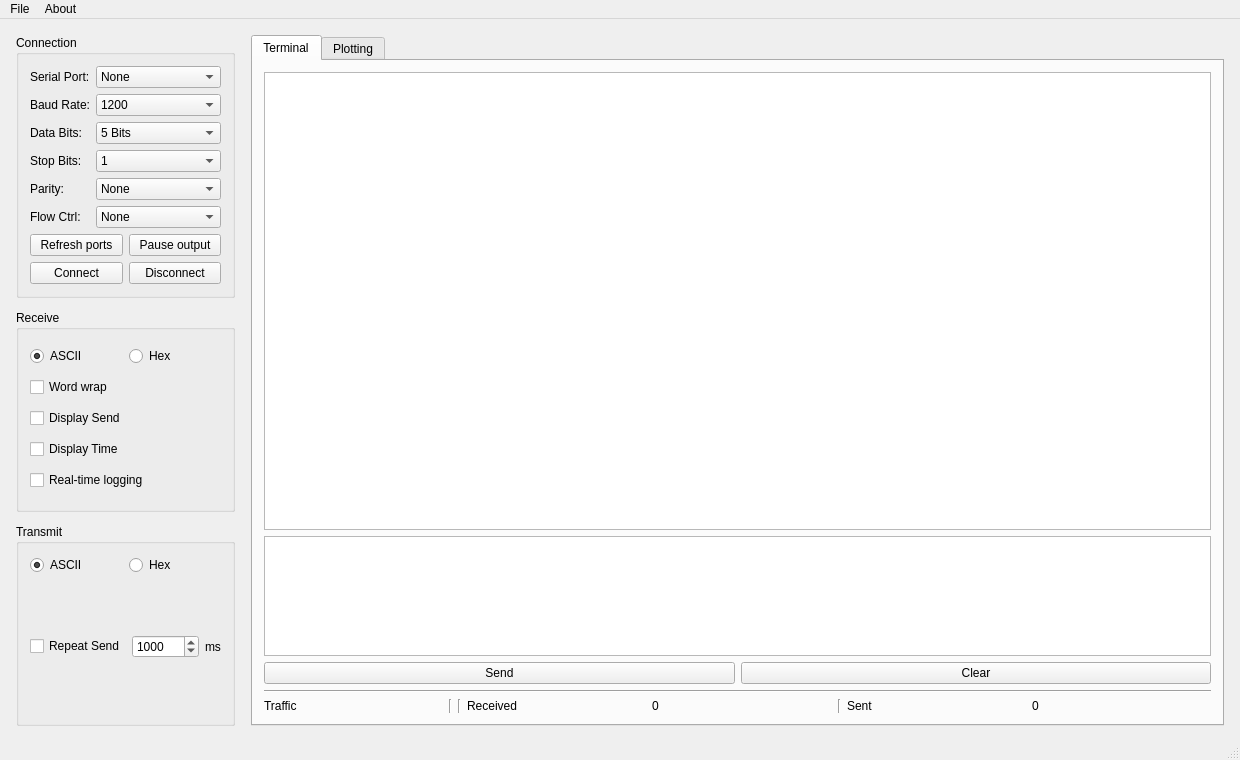
First picture: the form in serialport.ui, repository carloscn/tinyserial, before the edit.
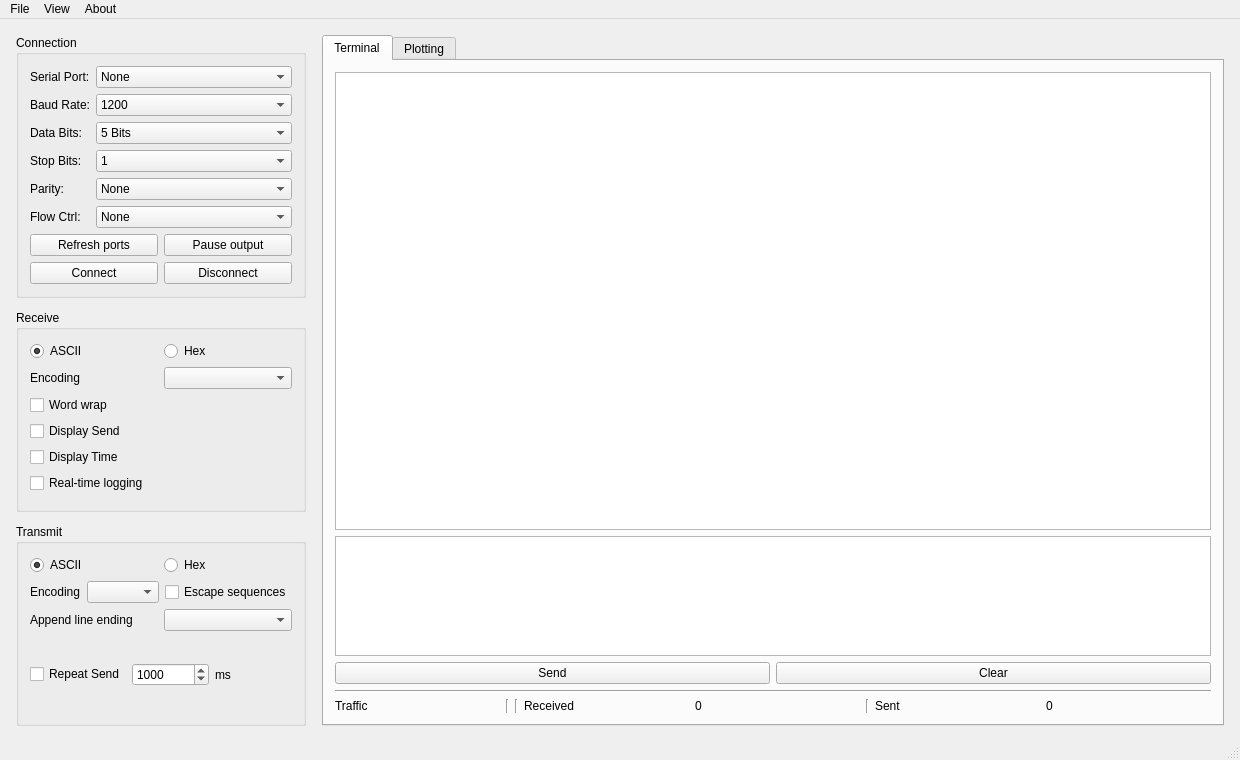
Second picture: the form after the edit.

The edit to the form file:
```diff
--- a/serialport.ui
+++ b/serialport.ui
@@ -304,6 +304,20 @@
              </item>
             </layout>
            </item>
+           <item>
+            <layout class="QHBoxLayout" name="horizontalLayout_receiveEncoding">
+             <item>
+              <widget class="QLabel" name="label_receiveEncoding">
+               <property name="text">
+                <string>Encoding</string>
+               </property>
+              </widget>
+             </item>
+             <item>
+              <widget class="QComboBox" name="comboBox_receiveEncoding"/>
+             </item>
+            </layout>
+           </item>
            <item>
             <widget class="QCheckBox" name="checkBox_wordwrap">
              <property name="text">
@@ -366,6 +380,41 @@
              </item>
             </layout>
            </item>
+           <item>
+            <layout class="QHBoxLayout" name="horizontalLayout_sendEncoding">
+             <item>
+              <widget class="QLabel" name="label_sendEncoding">
+               <property name="text">
+                <string>Encoding</string>
+               </property>
+              </widget>
+             </item>
+             <item>
+              <widget class="QComboBox" name="comboBox_sendEncoding"/>
+             </item>
+             <item>
+              <widget class="QCheckBox" name="checkBox_escapeSequences">
+               <property name="text">
+                <string>Escape sequences</string>
+               </property>
+              </widget>
+             </item>
+            </layout>
+           </item>
+           <item>
+            <layout class="QHBoxLayout" name="horizontalLayout_lineEnding">
+             <item>
+              <widget class="QLabel" name="label_lineEnding">
+               <property name="text">
+                <string>Append line ending</string>
+               </property>
+              </widget>
+             </item>
+             <item>
+              <widget class="QComboBox" name="comboBox_lineEnding"/>
+             </item>
+            </layout>
+           </item>
            <item>
             <layout class="QHBoxLayout" name="horizontalLayout_2">
              <item>
@@ -554,6 +603,21 @@
      <string>File</string>
     </property>
     <addaction name="actionSave_Log_File"/>
+    <addaction name="actionOpen_Log_Folder"/>
+    <addaction name="separator"/>
+    <addaction name="actionSend_File"/>
+    <addaction name="actionReceive_File"/>
+    <addaction name="actionCancel_File_Transfer"/>
+   </widget>
+   <widget class="QMenu" name="menuView">
+    <property name="title">
+     <string>View</string>
+    </property>
+    <addaction name="actionTerminal_Cache_Size"/>
+    <addaction name="actionTerminal_Font"/>
+    <addaction name="separator"/>
+    <addaction name="actionDebug_Mode"/>
+    <addaction name="actionFull_Terminal_Mode"/>
    </widget>
    <widget class="QMenu" name="menuAbout">
     <property name="title">
@@ -563,6 +627,7 @@
     <addaction name="actionAbout_MULTIBEANS"/>
    </widget>
    <addaction name="menuFIle"/>
+   <addaction name="menuView"/>
    <addaction name="menuAbout"/>
   </widget>
   <widget class="QStatusBar" name="statusBar"/>
```
Left out of the diff: 36 changed lines with no effect on the pictures.
